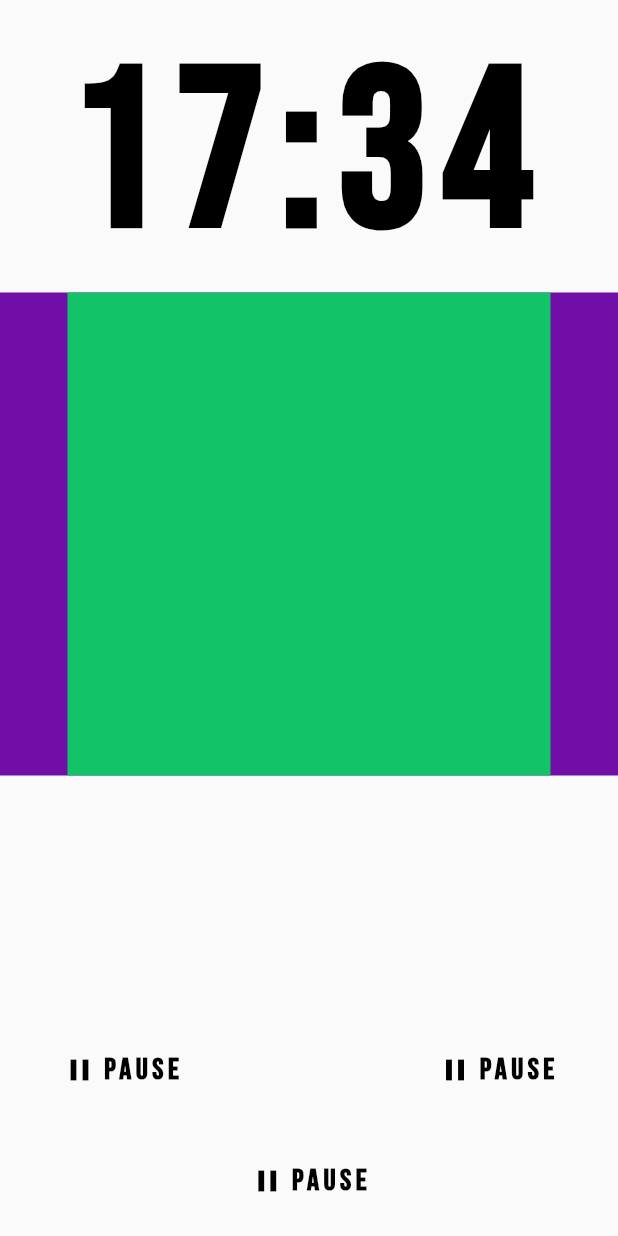
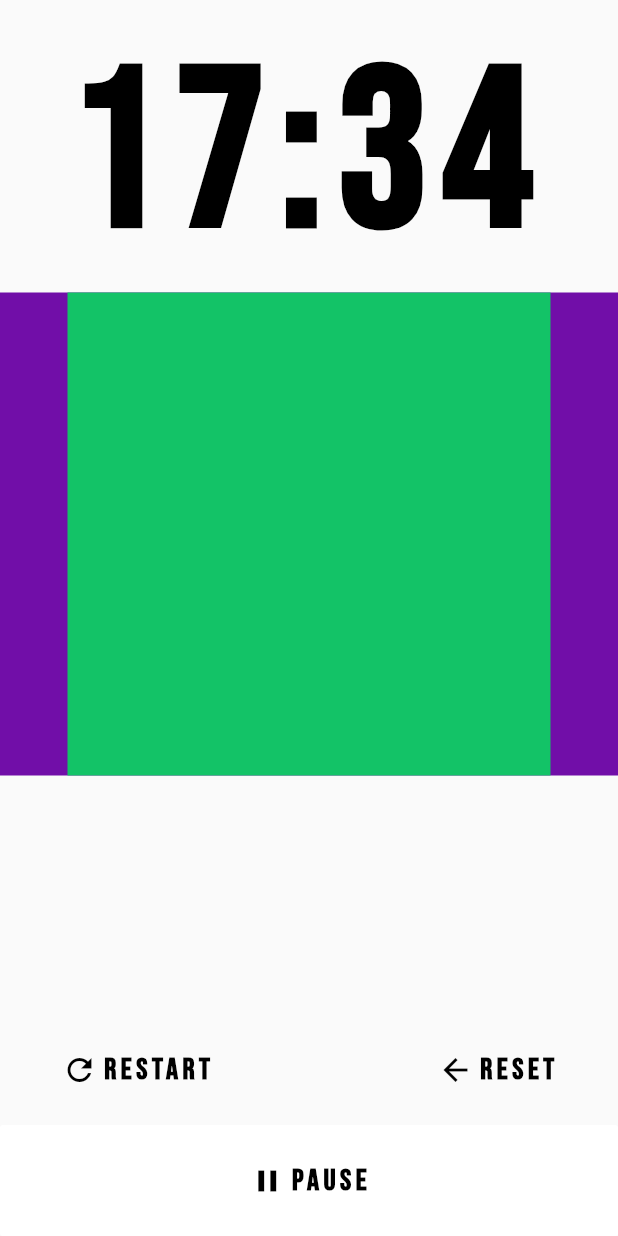
Before and after one commit to tomialagbe/flutter_ui_challenge_egg_timer, a Flutter app: the screen it shows after launch, on a phone screen of 412 x 824 dp. Run offline on Flutter 3.47's test engine with Material 2 defaults, Android fonts, the phone set to English and light mode, and no system bars; statements that could not run were skipped.

Commit message:
Parameterized EggTimerButton and updated all 3 button instances to show the correct icons and text.

```diff
--- a/lib/egg_timer_button.dart
+++ b/lib/egg_timer_button.dart
@@ -1,11 +1,25 @@
 import 'package:flutter/material.dart';
 
 class EggTimerButton extends StatelessWidget {
+
+  final IconData icon;
+  final String text;
+  final Color backgroundColor;
+  final Function() onPressed;
+
+  EggTimerButton({
+    this.icon,
+    this.text,
+    this.backgroundColor = Colors.transparent,
+    this.onPressed
+  });
+
   @override
   Widget build(BuildContext context) {
     return new FlatButton(
+      color: backgroundColor,
       splashColor: const Color(0x22000000),
-      onPressed: () { },
+      onPressed: onPressed,
       child: new Padding(
         padding: const EdgeInsets.all(25.0),
         child: new Row(
@@ -14,12 +28,12 @@ class EggTimerButton extends StatelessWidget {
             new Padding(
               padding: const EdgeInsets.only(right: 3.0),
               child: new Icon(
-                Icons.pause,
+                icon,
                 color: Colors.black,
               ),
             ),
             new Text(
-              'Pause',
+              text,
               style: const TextStyle(
                 color: Colors.black,
                 fontSize: 20.0,
--- a/lib/main.dart
+++ b/lib/main.dart
@@ -48,16 +48,23 @@ class MyApp extends StatelessWidget {
                   new Row(
                     children: [
                       new EggTimerButton(
-
+                        icon: Icons.refresh,
+                        text: 'RESTART',
+                        onPressed: () { },
                       ),
                       new Expanded(child: new Container()),
                       new EggTimerButton(
-
+                        icon: Icons.arrow_back,
+                        text: 'RESET',
+                        onPressed: () { },
                       ),
                     ],
                   ),
                   new EggTimerButton(
-
+                    icon: Icons.pause,
+                    text: 'PAUSE',
+                    backgroundColor: Colors.white,
+                    onPressed: () { },
                   ),
                 ],
               ),
```
